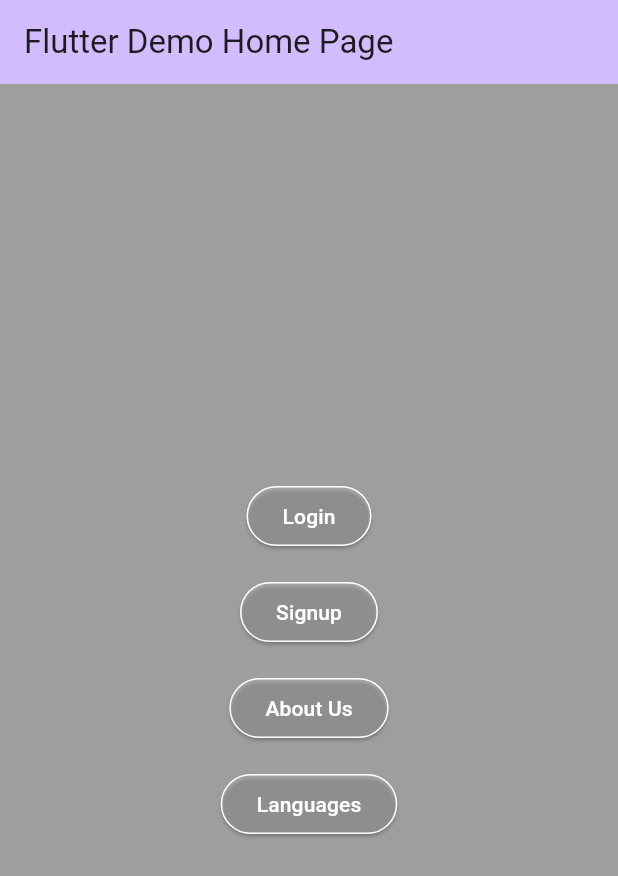
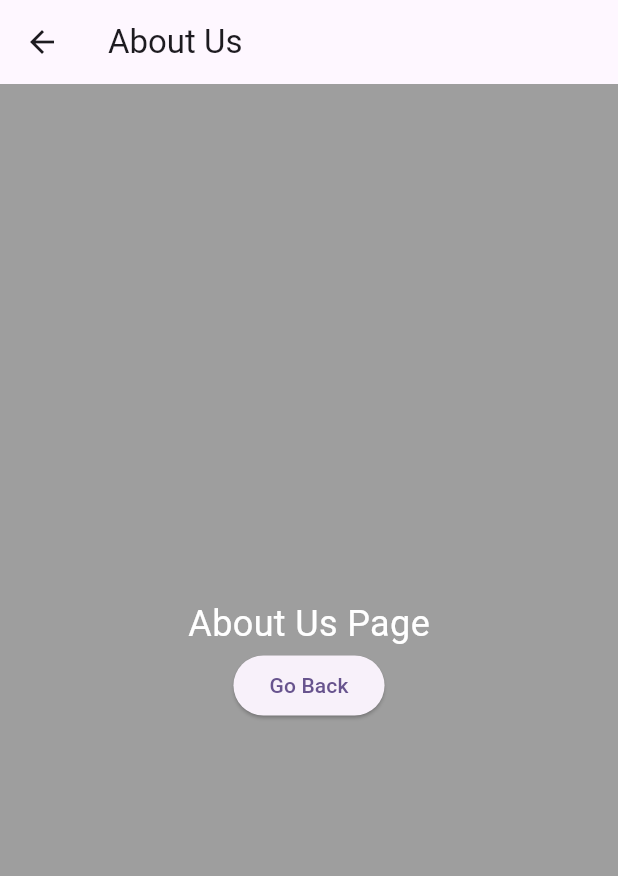
Before and after one commit to frankgimeno3/flutterMenu, a Flutter app: the screen it shows after launch, after a tap on "About Us", on a phone screen of 412 x 824 dp. Shown: the top 876 px of the screen. Run offline on Flutter 3.47's test engine with Material 3 defaults, Android fonts, the phone set to English and light mode, and no system bars.

Commit message:
widgets tienen contenido, redirigen desde y hacia main correctamente

```diff
--- a/lib/main.dart
+++ b/lib/main.dart
@@ -71,7 +71,22 @@ class _MyHomePageState extends State<MyHomePage> {
           ),
           side: BorderSide(color: Colors.white),
         ),
-        onPressed: () {},
+        onPressed: () {
+          switch (title) {
+            case 'Login':
+              Navigator.push(context, MaterialPageRoute(builder: (context) => LoginPage()));
+              break;
+            case 'Signup':
+              Navigator.push(context, MaterialPageRoute(builder: (context) => SignupPage()));
+              break;
+            case 'About Us':
+              Navigator.push(context, MaterialPageRoute(builder: (context) => AboutUsPage()));
+              break;
+            case 'Languages':
+              Navigator.push(context, MaterialPageRoute(builder: (context) => LanguagesPage()));
+              break;
+          }
+        },
         child: Text(title),
       ),
     );
--- a/lib/pages/about_us.dart
+++ b/lib/pages/about_us.dart
@@ -0,0 +1,27 @@
+import 'package:flutter/material.dart';
+
+class AboutUsPage extends StatelessWidget {
+  @override
+  Widget build(BuildContext context) {
+    return Scaffold(
+      appBar: AppBar(
+        title: Text('About Us'),
+      ),
+      body: Container(
+        color: Colors.grey,
+        child: Center(
+          child: Column(
+            mainAxisAlignment: MainAxisAlignment.center,
+            children: <Widget>[
+              Text('About Us Page', style: TextStyle(fontSize: 24, color: Colors.white)),
+              ElevatedButton(
+                onPressed: () => Navigator.pop(context),
+                child: Text('Go Back'),
+              ),
+            ],
+          ),
+        ),
+      ),
+    );
+  }
+}
--- a/lib/pages/languages.dart
+++ b/lib/pages/languages.dart
@@ -1,11 +1,11 @@
 import 'package:flutter/material.dart';
 
-class LoginPage extends StatelessWidget {
+class LanguagesPage extends StatelessWidget {
   @override
   Widget build(BuildContext context) {
     return Scaffold(
       appBar: AppBar(
-        title: Text('Login'),
+        title: Text('Languages'),
       ),
       body: Container(
         color: Colors.grey,
@@ -13,7 +13,7 @@ class LoginPage extends StatelessWidget {
           child: Column(
             mainAxisAlignment: MainAxisAlignment.center,
             children: <Widget>[
-              Text('Login', style: TextStyle(fontSize: 24, color: Colors.white)),
+              Text('Languages Page', style: TextStyle(fontSize: 24, color: Colors.white)),
               ElevatedButton(
                 onPressed: () => Navigator.pop(context),
                 child: Text('Go Back'),
```
Also changed, not shown: lib/pages/login_page.dart (+27 -0 lines), lib/pages/signup_page.dart (+27 -0 lines).
